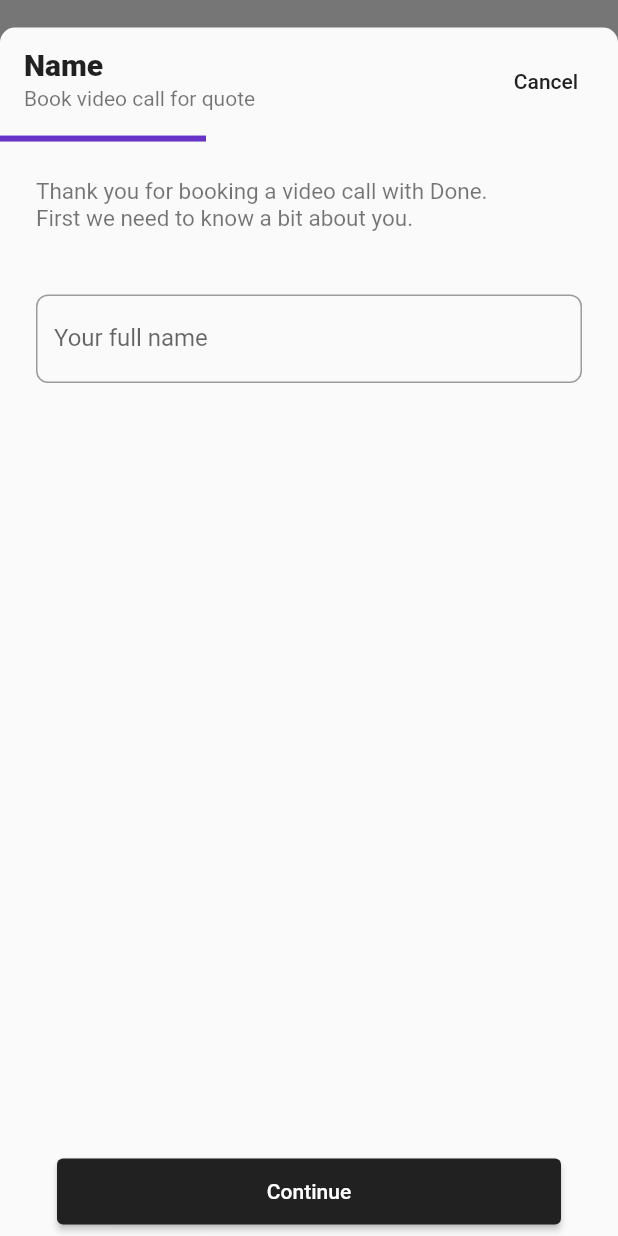
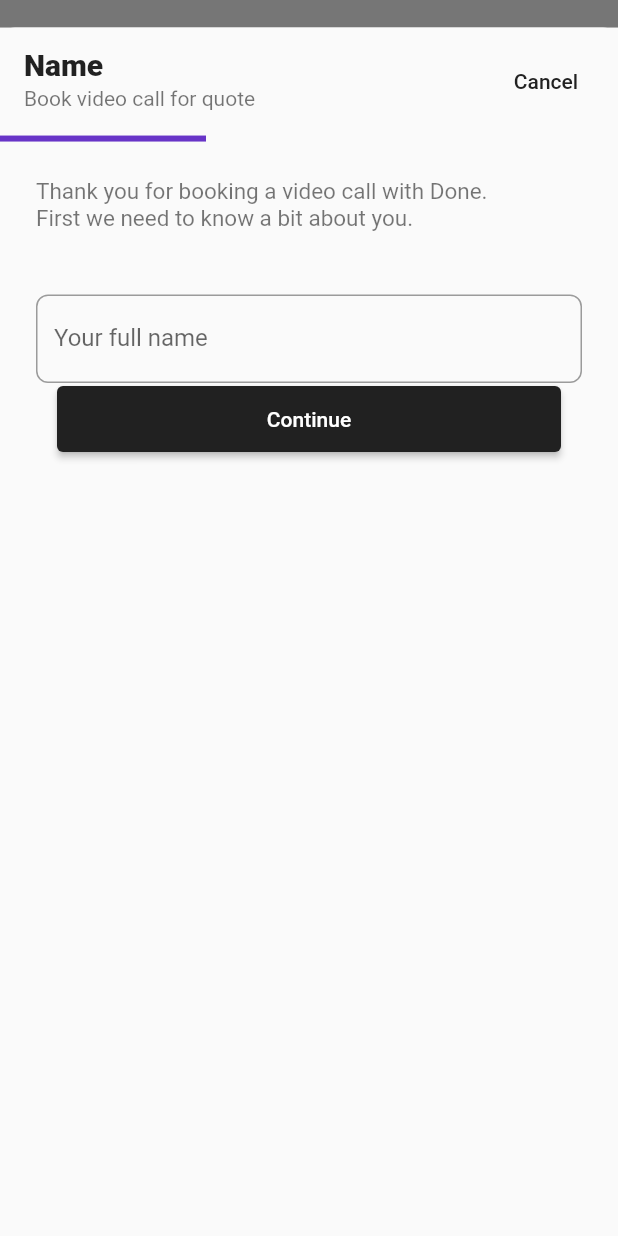
Before and after one commit to aliyazdi75/done_app, a Flutter app: the screen it shows after launch, after a tap on "Start Booking", on a phone screen of 412 x 824 dp. Run offline on Flutter 3.47's test engine with Material 2 defaults, Android fonts, the light colour scheme and no system bars; our stand-ins replace bloc, built_collection, built_value, equatable, flutter_bloc.

Commit message:
fix some bugs

```diff
--- a/lib/blocs/reservation/bloc.dart
+++ b/lib/blocs/reservation/bloc.dart
@@ -26,11 +26,11 @@ class ReservationBloc extends Bloc<ReservationEvent, ReservationState> {
     } else if (event is NameChanged) {
       yield state.copyWith(name: event.name);
     } else if (event is NamingSubmitted) {
-      yield state.copyWith(status: ReservationStatus.budgeting, step: 2);
+      yield state.copyWith(status: ReservationStatus.budgeting, stepCount: 2);
     } else if (event is BudgetChanged) {
       yield state.copyWith(selectedBudget: event.budget);
     } else if (event is BudgetingSubmitted) {
-      yield state.copyWith(status: ReservationStatus.confirming, step: 3);
+      yield state.copyWith(status: ReservationStatus.confirming, stepCount: 3);
     } else if (event is ConfirmationSubmitted) {
       yield* _mapConfirmingSubmittedToState();
     } else if (event is PreviousStepRequested) {
@@ -68,9 +68,9 @@ class ReservationBloc extends Bloc<ReservationEvent, ReservationState> {
 
   Stream<ReservationState> _mapPreviousStepRequestedToState() async* {
     if (state.status == ReservationStatus.budgeting) {
-      yield state.copyWith(status: ReservationStatus.naming);
+      yield state.copyWith(status: ReservationStatus.naming, stepCount: 1);
     } else if (state.status == ReservationStatus.confirming) {
-      yield state.copyWith(status: ReservationStatus.budgeting);
+      yield state.copyWith(status: ReservationStatus.budgeting, stepCount: 2);
     }
   }
 }
--- a/lib/blocs/reservation/state.dart
+++ b/lib/blocs/reservation/state.dart
@@ -17,32 +17,32 @@ class ReservationState extends Equatable {
     this.status = ReservationStatus.initial,
     this.name = '',
     this.selectedBudget,
-    this.step = 1,
+    this.stepCount = 1,
     this.budgets = const <Budget>[],
   });
 
   final ReservationStatus status;
   final String name;
   final Budget? selectedBudget;
-  final int step;
+  final int stepCount;
   final List<Budget> budgets;
 
   ReservationState copyWith({
     ReservationStatus? status,
     String? name,
     Budget? selectedBudget,
-    int? step,
+    int? stepCount,
     List<Budget>? budgets,
   }) {
     return ReservationState(
       status: status ?? this.status,
       name: name ?? this.name,
       selectedBudget: selectedBudget ?? this.selectedBudget,
-      step: step ?? this.step,
+      stepCount: stepCount ?? this.stepCount,
       budgets: budgets ?? this.budgets,
     );
   }
 
   @override
-  List<Object?> get props => [status, name, selectedBudget, step];
+  List<Object?> get props => [status, name, selectedBudget, stepCount];
 }
--- a/lib/screens/home/home.dart
+++ b/lib/screens/home/home.dart
@@ -36,9 +36,13 @@ class HomePage extends StatelessWidget {
                       ),
                     ),
                     builder: (_) {
-                      return ReservationSheet(
-                        reservationBloc:
-                            BlocProvider.of<ReservationBloc>(context),
+                      return Padding(
+                        padding: EdgeInsets.only(
+                            top: MediaQuery.of(context).padding.top),
+                        child: ReservationSheet(
+                          reservationBloc:
+                              BlocProvider.of<ReservationBloc>(context),
+                        ),
                       );
                     },
                   ).then((success) {
--- a/lib/screens/reservation/components/src/naming.dart
+++ b/lib/screens/reservation/components/src/naming.dart
@@ -39,6 +39,7 @@ class _NamingWidgetState extends State<NamingWidget> {
       children: [
         Form(
           key: formKey,
+          child: Expanded(
             child: TextFormField(
               controller: textEditingController,
               onFieldSubmitted: (name) => onSubmit(),
@@ -59,7 +60,7 @@ class _NamingWidgetState extends State<NamingWidget> {
               ),
             ),
           ),
-        Expanded(child: Container()),
+        ),
         CustomElevatedButton(
           text: 'Continue',
           onPressed: onSubmit,
--- a/lib/screens/reservation/reservation.dart
+++ b/lib/screens/reservation/reservation.dart
@@ -19,7 +19,8 @@ class ReservationSheet extends StatelessWidget {
         builder: (context, state) {
           final isNaming = state.status == ReservationStatus.naming;
           final isBudgeting = state.status == ReservationStatus.budgeting;
-          return Column(
+          return Scaffold(
+            body: Column(
               children: [
                 ListTile(
                   leading: isNaming
@@ -48,7 +49,7 @@ class ReservationSheet extends StatelessWidget {
                     child: const Text('Cancel'),
                   ),
                 ),
-              LinearProgressIndicator(value: state.step / 3),
+                LinearProgressIndicator(value: state.stepCount / 3),
                 Expanded(
                   child: Padding(
                     padding: const EdgeInsets.all(24.0),
@@ -76,6 +77,7 @@ class ReservationSheet extends StatelessWidget {
                   ),
                 ),
               ],
+            ),
           );
         },
       ),
```
Also changed, not shown: lib/screens/reservation/components/src/budgeting.dart (+5 -4 lines). Lines whose indentation alone changed are shown as unchanged.
